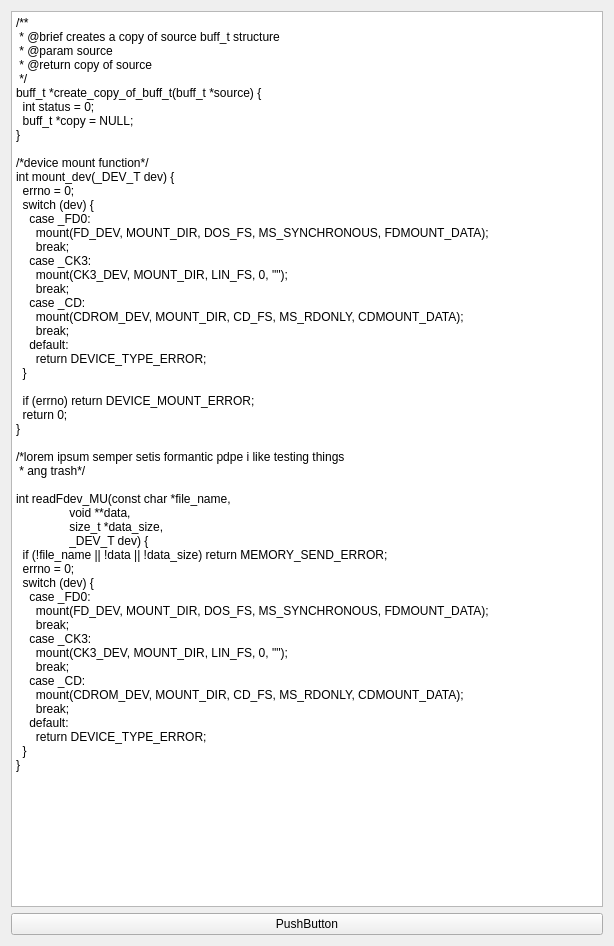
Before: the Qt Designer form mainwindow.ui in VoreWind/CommentOrganizer, drawn with Qt 5.
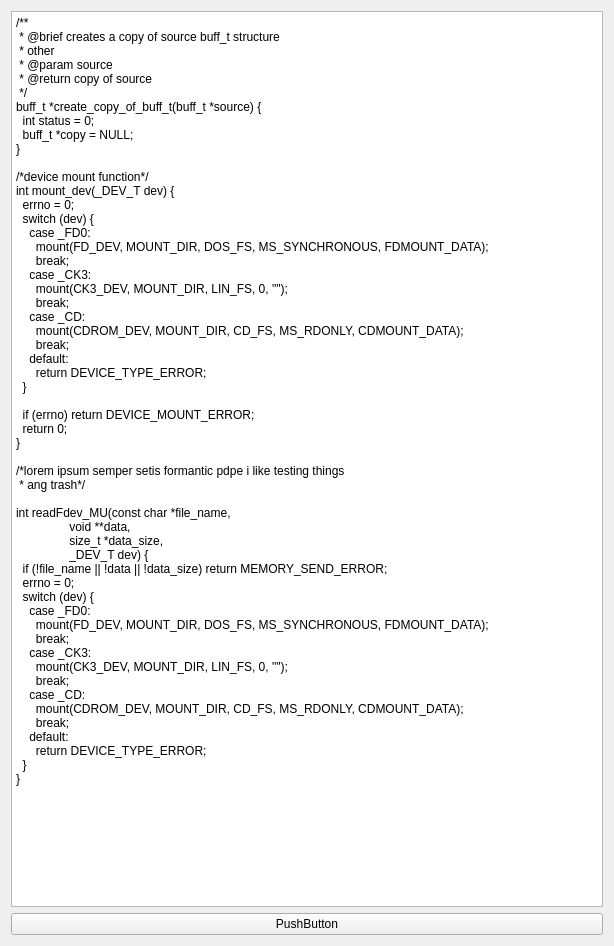
After: the same form once the commit is applied.

Commit message: Add doxygen comments parsing

```diff
--- a/mainwindow.ui
+++ b/mainwindow.ui
@@ -27,6 +27,7 @@
       <property name="plainText">
        <string>/**
  * @brief creates a copy of source buff_t structure
+ * other
  * @param source
  * @return copy of source
  */
```
The commit also changes 2 other files.
